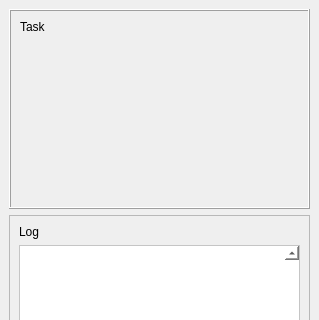
This is src/py_wizard/qt_wiz_iface/GuiTaskRunner.ui in shearern/PyWizard as Qt 5 draws it before an edit; both pictures show x 0 to 319 and y 0 to 320 of the 319 by 675 pixel window. The edited form follows.
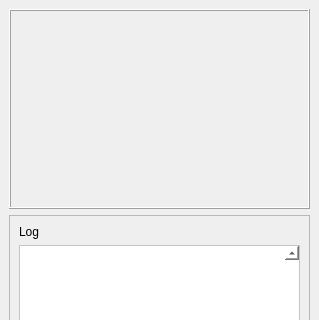
This is the edited form.

Commit message: Renamed GuiTaskRunner UI file to conform

```diff
--- a/src/py_wizard/qt_wiz_iface/GuiTaskRunner.ui
+++ b/src/py_wizard/qt_wiz_iface/GuiTaskRunner.ui
@@ -36,19 +36,6 @@
        <enum>QFrame::Raised</enum>
       </property>
       <layout class="QVBoxLayout" name="verticalLayout_2">
-       <item>
-        <widget class="QLabel" name="label">
-         <property name="sizePolicy">
-          <sizepolicy hsizetype="Preferred" vsizetype="Maximum">
-           <horstretch>0</horstretch>
-           <verstretch>0</verstretch>
-          </sizepolicy>
-         </property>
-         <property name="text">
-          <string>Task</string>
-         </property>
-        </widget>
-       </item>
        <item>
         <widget class="QWidget" name="question_widget" native="true"/>
        </item>
```
The commit also changes 2 other files.
